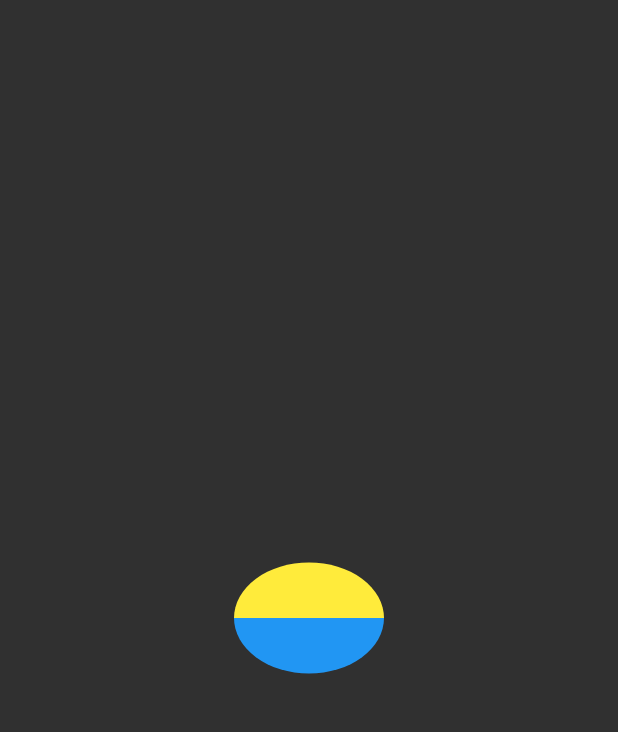
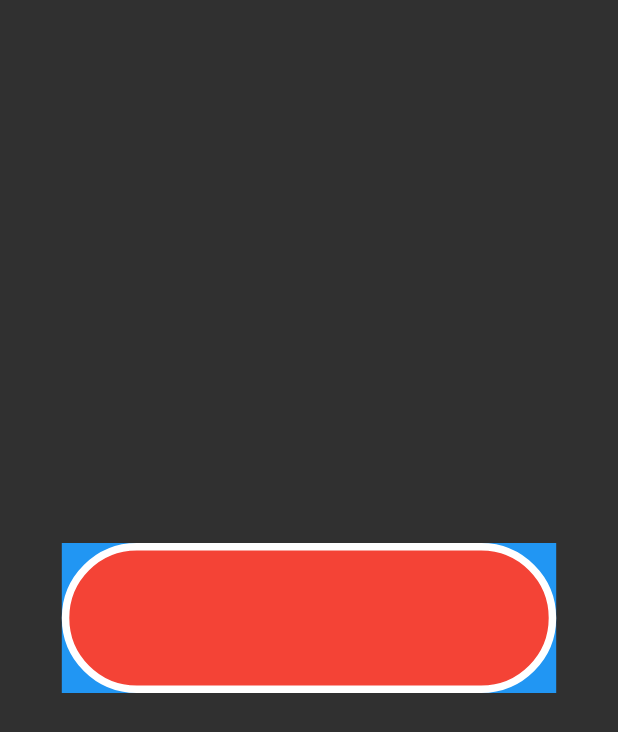
Before and after one commit to MukulKrSingh/flutter_animations, a Flutter app: the screen it shows after launch, on a phone screen of 412 x 824 dp. Shown: the top 732 px of the screen. Run offline on Flutter 3.47's test engine with Material 2 defaults, Android fonts, the phone set to English and light mode, and no system bars.

Commit message:
animation one added
price tag animation

```diff
--- /dev/null
+++ b/lib/animations/animation_1/animations_one.dart
@@ -0,0 +1,72 @@
+import 'package:flutter/material.dart';
+import 'dart:math' show pi;
+
+class AnimationOne extends StatefulWidget {
+  const AnimationOne({Key? key}) : super(key: key);
+
+  @override
+  State<AnimationOne> createState() => _AnimationOneState();
+}
+
+class _AnimationOneState extends State<AnimationOne>
+    with SingleTickerProviderStateMixin {
+  late Animation<double> _animation;
+  late AnimationController _controller;
+
+  @override
+  void initState() {
+    // TODO: implement initState
+    super.initState();
+
+    _controller = AnimationController(
+      vsync: this,
+      duration: const Duration(seconds: 3),
+    );
+    _animation = Tween(begin: 0.0, end: 2 * pi).animate(
+      CurvedAnimation(parent: _controller, curve: Curves.linear),
+    );
+
+    //_controller.repeat();
+  }
+
+  @override
+  Widget build(BuildContext context) {
+    Future.delayed(const Duration(seconds: 1), () {
+      _controller
+        ..reset()
+        ..forward();
+    });
+
+    return Center(
+      child: Scaffold(
+        body: Center(
+          child: Container(
+            width: MediaQuery.of(context).size.width * 0.8,
+            height: 100,
+            color: Colors.blue,
+            child: AnimatedBuilder(
+              animation: _animation,
+              builder: (context, child) {
+                return Transform(
+                  alignment: Alignment.centerLeft,
+                  origin: const Offset(50, 0),
+                  transform: Matrix4.identity()..rotateZ(_animation.value),
+                  child: Container(
+                    decoration: BoxDecoration(
+                      borderRadius: BorderRadius.circular(50),
+                      border: Border.all(
+                        color: Colors.white,
+                        width: 5,
+                      ),
+                      color: Colors.red,
+                    ),
+                  ),
+                );
+              },
+            ),
+          ),
+        ),
+      ),
+    );
+  }
+}
--- a/lib/main.dart
+++ b/lib/main.dart
@@ -1,6 +1,8 @@
 import 'package:flutter/material.dart';
 
 import 'dart:math' show pi;
+
+import 'package:flutter_animations/animations/animation_1/animations_one.dart';
 
 void main() {
   runApp(const MyApp());
@@ -15,7 +17,7 @@ class MyApp extends StatelessWidget {
     return MaterialApp(
       title: 'Flutter Demo',
       theme: ThemeData.dark(),
-      home: const MyHomePage(title: 'Flutter Demo Home Page'),
+      home: const AnimationOne() // const MyHomePage(title: 'Flutter Demo Home Page'),
     );
   }
 }
```
Also changed, not shown: pubspec.lock.
